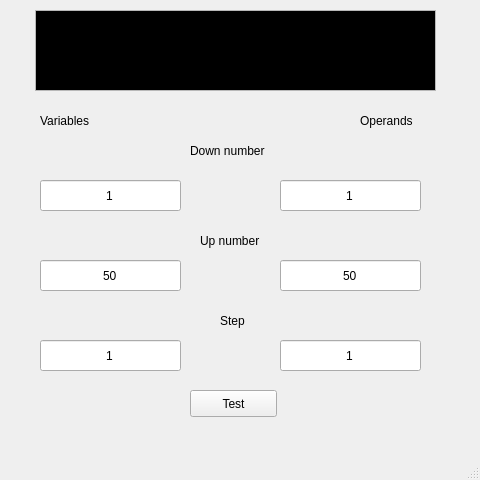
The window that gui/snf_tester_gui.ui (blenten/SNF) describes before a commit, drawn with Qt 5.
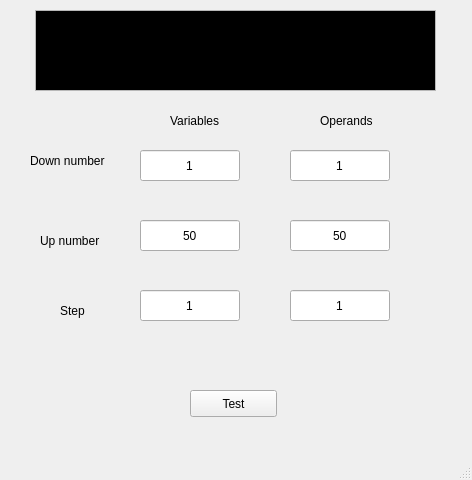
The same window after the commit.

Commit message: change size_t to quint64 to guarantee the same size (8 bytes) on all platforms gui elements reorder reorder tab order

```diff
--- a/gui/snf_tester_gui.ui
+++ b/gui/snf_tester_gui.ui
@@ -6,7 +6,7 @@
    <rect>
     <x>0</x>
     <y>0</y>
-    <width>480</width>
+    <width>472</width>
     <height>480</height>
    </rect>
   </property>
@@ -121,7 +121,7 @@
    <widget class="QLabel" name="leftLabel">
     <property name="geometry">
      <rect>
-      <x>40</x>
+      <x>170</x>
       <y>110</y>
       <width>71</width>
       <height>21</height>
@@ -134,7 +134,7 @@
    <widget class="QLabel" name="rightLabel">
     <property name="geometry">
      <rect>
-      <x>360</x>
+      <x>320</x>
       <y>110</y>
       <width>71</width>
       <height>21</height>
@@ -147,9 +147,9 @@
    <widget class="QLineEdit" name="downVariablesNumber">
     <property name="geometry">
      <rect>
-      <x>40</x>
-      <y>180</y>
-      <width>141</width>
+      <x>140</x>
+      <y>150</y>
+      <width>100</width>
       <height>31</height>
      </rect>
     </property>
@@ -169,9 +169,9 @@
    <widget class="QLineEdit" name="upVariablesNumber">
     <property name="geometry">
      <rect>
-      <x>40</x>
-      <y>260</y>
-      <width>141</width>
+      <x>140</x>
+      <y>220</y>
+      <width>100</width>
       <height>31</height>
      </rect>
     </property>
@@ -188,9 +188,9 @@
    <widget class="QLineEdit" name="variablesStep">
     <property name="geometry">
      <rect>
-      <x>40</x>
-      <y>340</y>
-      <width>141</width>
+      <x>140</x>
+      <y>290</y>
+      <width>100</width>
       <height>31</height>
      </rect>
     </property>
@@ -207,9 +207,9 @@
    <widget class="QLineEdit" name="downOperandsNumber">
     <property name="geometry">
      <rect>
-      <x>280</x>
-      <y>180</y>
-      <width>141</width>
+      <x>290</x>
+      <y>150</y>
+      <width>100</width>
       <height>31</height>
      </rect>
     </property>
@@ -226,9 +226,9 @@
    <widget class="QLineEdit" name="operandsStep">
     <property name="geometry">
      <rect>
-      <x>280</x>
-      <y>340</y>
-      <width>141</width>
+      <x>290</x>
+      <y>290</y>
+      <width>100</width>
       <height>31</height>
      </rect>
     </property>
@@ -245,9 +245,9 @@
    <widget class="QLineEdit" name="upOperandsNumber">
     <property name="geometry">
      <rect>
-      <x>280</x>
-      <y>260</y>
-      <width>141</width>
+      <x>290</x>
+      <y>220</y>
+      <width>100</width>
       <height>31</height>
      </rect>
     </property>
@@ -264,8 +264,8 @@
    <widget class="QLabel" name="downNumberLabel">
     <property name="geometry">
      <rect>
-      <x>190</x>
-      <y>140</y>
+      <x>30</x>
+      <y>150</y>
       <width>91</width>
       <height>21</height>
      </rect>
@@ -277,7 +277,7 @@
    <widget class="QLabel" name="upNumberLabel_2">
     <property name="geometry">
      <rect>
-      <x>200</x>
+      <x>40</x>
       <y>230</y>
       <width>71</width>
       <height>21</height>
@@ -290,8 +290,8 @@
    <widget class="QLabel" name="stepLabel_3">
     <property name="geometry">
      <rect>
-      <x>220</x>
-      <y>310</y>
+      <x>60</x>
+      <y>300</y>
       <width>31</width>
       <height>21</height>
      </rect>
```
Left out of the diff: 14 changed lines with no effect on the pictures. The commit also changes 2 other files.
